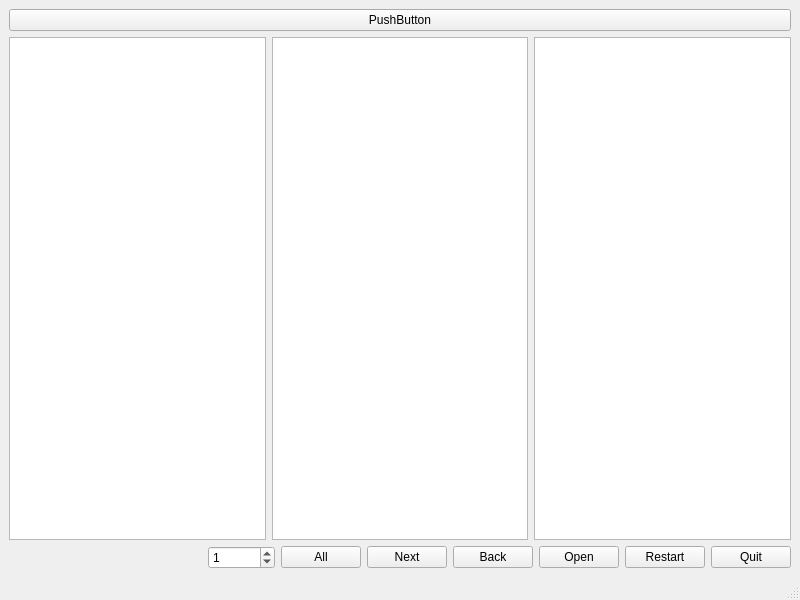
The window that mainwindow.ui (junps/mips_simulator_gui) describes before a commit, drawn with Qt 5.
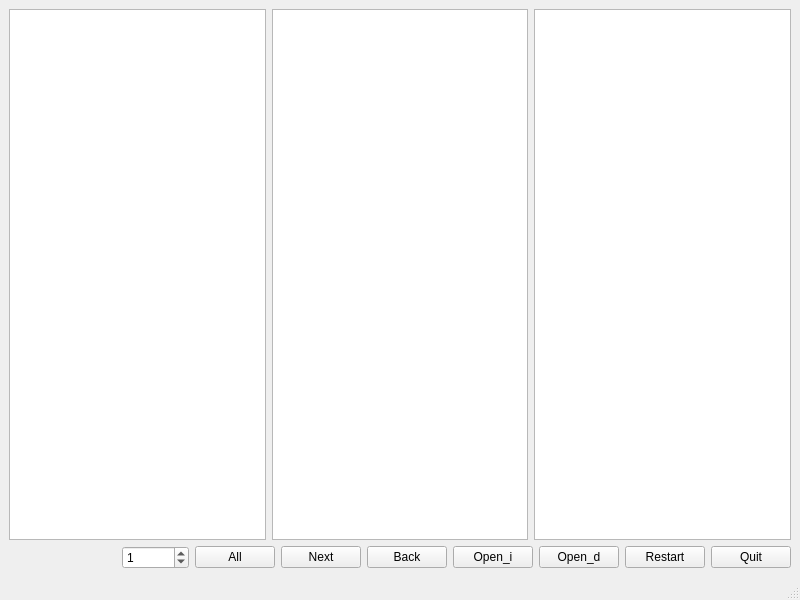
The same window after the commit.

The edit to the form file:
```diff
--- a/mainwindow.ui
+++ b/mainwindow.ui
@@ -15,13 +15,6 @@
   </property>
   <widget class="QWidget" name="centralwidget">
    <layout class="QVBoxLayout" name="verticalLayout_2">
-    <item>
-     <widget class="QPushButton" name="pushButton">
-      <property name="text">
-       <string>PushButton</string>
-      </property>
-     </widget>
-    </item>
     <item>
      <layout class="QVBoxLayout" name="verticalLayout">
       <item>
@@ -86,7 +79,14 @@
         <item>
          <widget class="QPushButton" name="pushButton_Open">
           <property name="text">
-           <string>Open</string>
+           <string>Open_i</string>
+          </property>
+         </widget>
+        </item>
+        <item>
+         <widget class="QPushButton" name="pushButton_Data">
+          <property name="text">
+           <string>Open_d</string>
           </property>
          </widget>
         </item>
```
